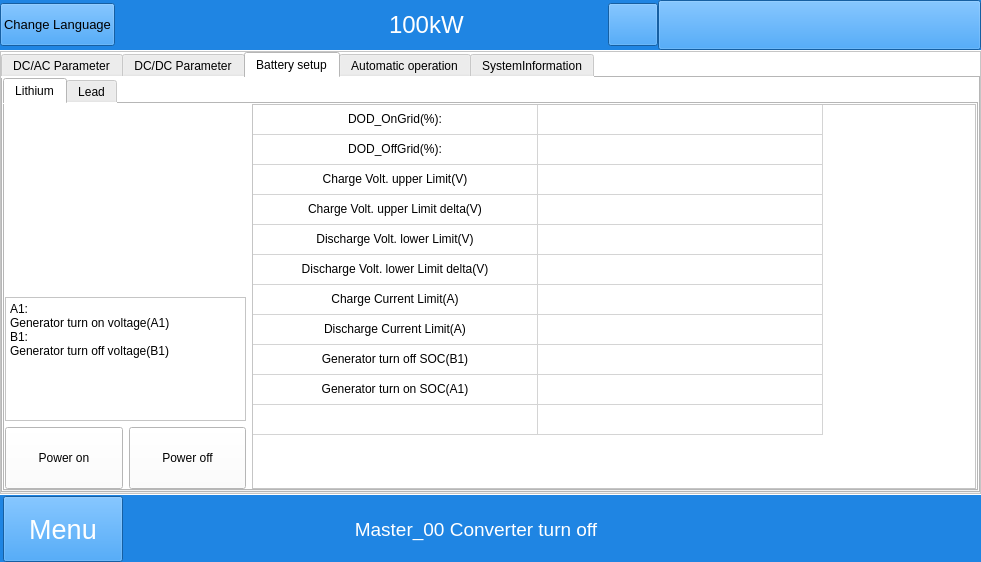
The window that mywidget.ui (megarevolpr/MWin) describes before a commit, drawn with Qt 5.
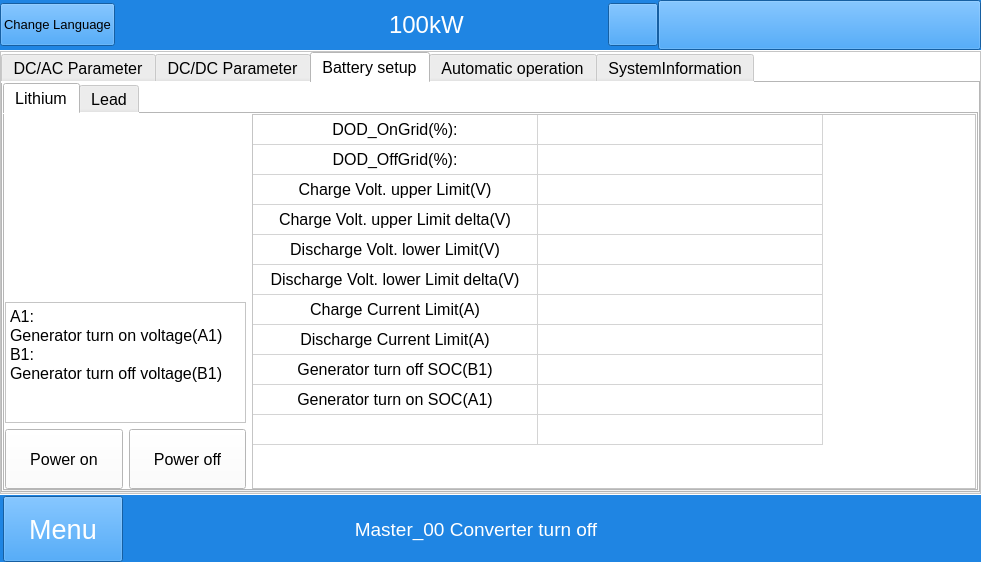
The same window after the commit. The open tabs and pages were chosen to show the change. Icons and pictures are not drawn.

The edit to the form file:
```diff
--- a/mywidget.ui
+++ b/mywidget.ui
@@ -7192,6 +7192,11 @@
              </property>
              <item row="0" column="1">
               <widget class="QTabWidget" name="System_tabWidget">
+               <property name="font">
+                <font>
+                 <pointsize>12</pointsize>
+                </font>
+               </property>
                <property name="cursor">
                 <cursorShape>ArrowCursor</cursorShape>
                </property>
@@ -7525,6 +7530,11 @@
                          </item>
                          <item>
                           <widget class="QPlainTextEdit" name="plainTextEdit">
+                           <property name="font">
+                            <font>
+                             <pointsize>12</pointsize>
+                            </font>
+                           </property>
                            <property name="plainText">
                             <string>A1: 
 Generator turn on voltage(A1)
@@ -7543,6 +7553,11 @@
                                <verstretch>0</verstretch>
                               </sizepolicy>
                              </property>
+                             <property name="font">
+                              <font>
+                               <pointsize>12</pointsize>
+                              </font>
+                             </property>
                              <property name="text">
                               <string>Power on</string>
                              </property>
@@ -7556,6 +7571,11 @@
                                <verstretch>0</verstretch>
                               </sizepolicy>
                              </property>
+                             <property name="font">
+                              <font>
+                               <pointsize>12</pointsize>
+                              </font>
+                             </property>
                              <property name="text">
                               <string>Power off</string>
                              </property>
@@ -7567,6 +7587,11 @@
                        </item>
                        <item>
                         <widget class="QTableWidget" name="Lithium_Tab">
+                         <property name="font">
+                          <font>
+                           <pointsize>12</pointsize>
+                          </font>
+                         </property>
                          <property name="cursor" stdset="0">
                           <cursorShape>ArrowCursor</cursorShape>
                          </property>
```
Left out of the diff: 155 changed lines with no effect on the pictures.
